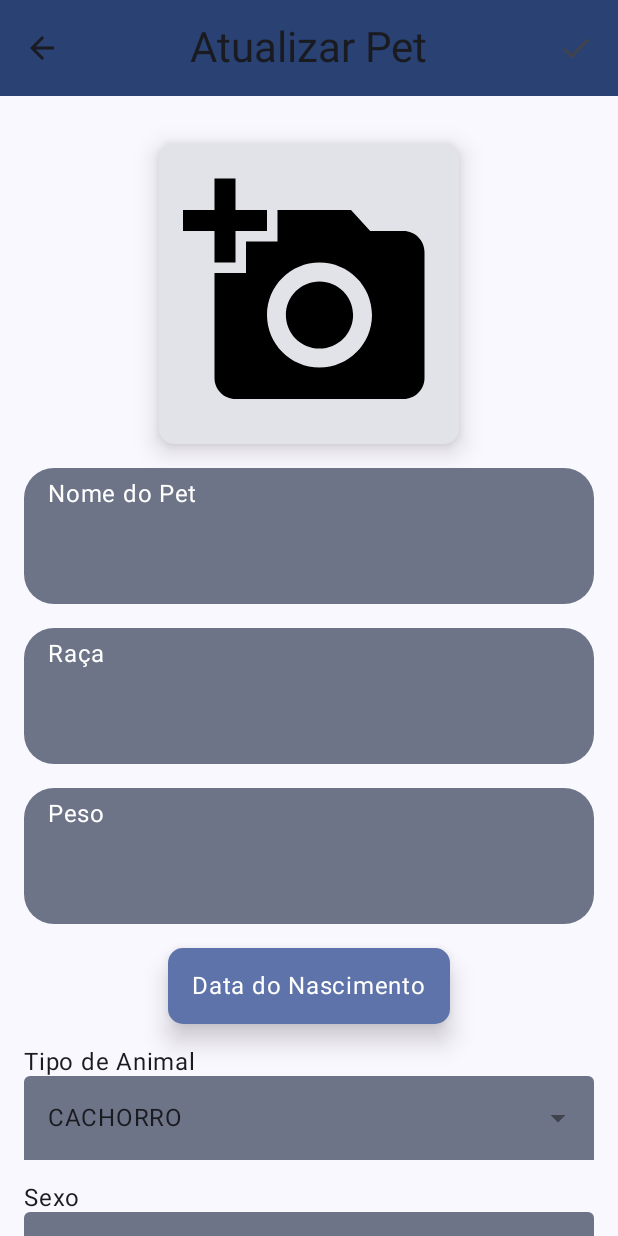
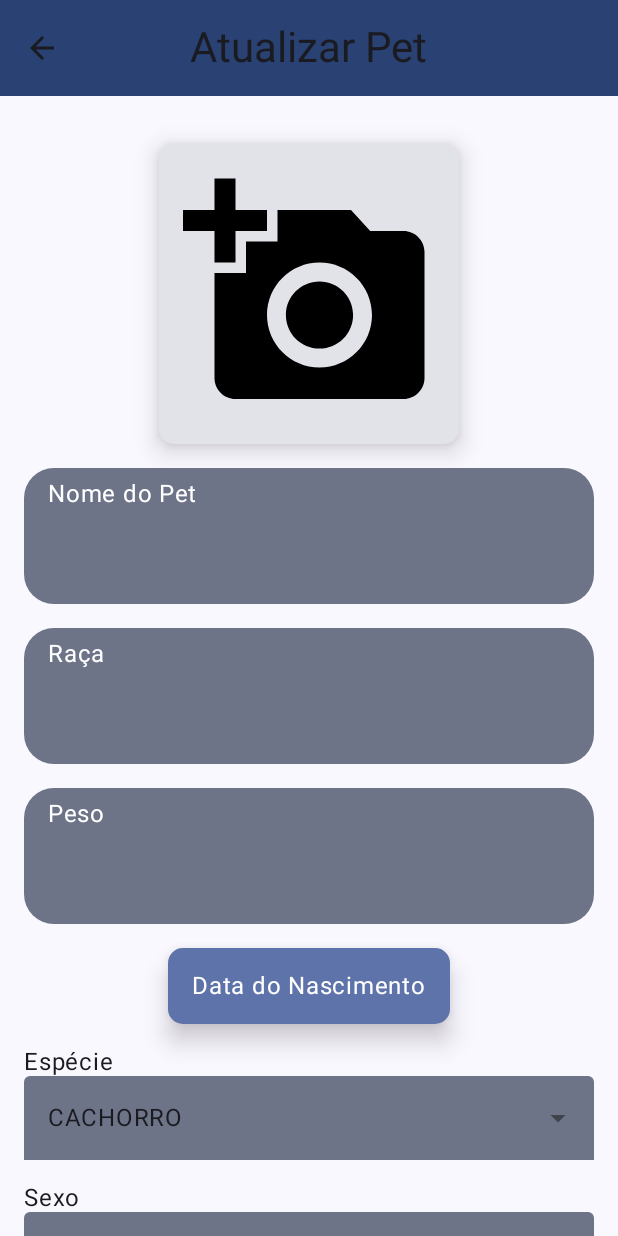
Before and after one commit to biduzilla/meu_pet, an Android app built with Jetpack Compose: the composable ConfigScreen shown on its own in the app's theme, on a phone screen of 412 x 824 dp. Run offline under Robolectric (Android 15) with nearby library versions, the phone set to English and light mode, and no system bars.

Commit message:
config screen atualizada

```diff
--- a/app/src/main/java/com/ricky/meupet/presentation/config/ConfigEvents.kt
+++ b/app/src/main/java/com/ricky/meupet/presentation/config/ConfigEvents.kt
@@ -8,6 +8,8 @@ import com.ricky.meupet.domain.model.tipos.AnimalTipo
 sealed interface ConfigEvents{
     object AddPet : ConfigEvents
     object ShowDataPicker : ConfigEvents
+    object ShowDialog : ConfigEvents
+    object DismissDialog : ConfigEvents
     data class OnChangeNome(val nome: String) : ConfigEvents
     data class OnChangeTipo(val tipo: AnimalTipo) : ConfigEvents
     data class OnChangeRaca(val raca: String) : ConfigEvents
--- a/app/src/main/java/com/ricky/meupet/presentation/config/ConfigScreen.kt
+++ b/app/src/main/java/com/ricky/meupet/presentation/config/ConfigScreen.kt
@@ -19,7 +19,7 @@ import androidx.compose.foundation.verticalScroll
 import androidx.compose.material.icons.Icons
 import androidx.compose.material.icons.filled.AddAPhoto
 import androidx.compose.material.icons.filled.ArrowBack
-import androidx.compose.material.icons.filled.Done
+import androidx.compose.material3.Button
 import androidx.compose.material3.Card
 import androidx.compose.material3.CardDefaults
 import androidx.compose.material3.CenterAlignedTopAppBar
@@ -74,14 +74,17 @@ fun ConfigScreen(
     }
 
     Scaffold(topBar = {
-        CenterAlignedTopAppBar(colors = TopAppBarDefaults.centerAlignedTopAppBarColors(
+        CenterAlignedTopAppBar(
+            colors = TopAppBarDefaults.centerAlignedTopAppBarColors(
                 containerColor = MaterialTheme.colorScheme.primary
-        ), title = {
+            ),
+            title = {
                 Text(
                     text = stringResource(id = R.string.update_pet),
                     style = MaterialTheme.typography.headlineMedium
                 )
-        }, navigationIcon = {
+            },
+            navigationIcon = {
                 IconButton(onClick = { navController.popBackStack() }) {
                     Icon(
                         imageVector = Icons.Filled.ArrowBack,
@@ -89,17 +92,17 @@ fun ConfigScreen(
                     )
                 }
             },
-            actions = {
-                IconButton(onClick = {
-                    onEvent(ConfigEvents.AddPet)
-
-                }) {
-                    Icon(
-                        imageVector = Icons.Filled.Done,
-                        contentDescription = stringResource(id = R.string.salvar_pet)
-                    )
-                }
-            }
+//            actions = {
+//                IconButton(onClick = {
+//                    onEvent(ConfigEvents.AddPet)
+//
+//                }) {
+//                    Icon(
+//                        imageVector = Icons.Filled.Done,
+//                        contentDescription = stringResource(id = R.string.salvar_pet)
+//                    )
+//                }
+//            }
         )
     }) { paddingValues ->
         Column(
@@ -214,6 +217,29 @@ fun ConfigScreen(
                 list = AnimalGenero.values(),
                 onChange = { onEvent(ConfigEvents.OnChangeGenero(it)) }
             )
+
+            Spacer(modifier = Modifier.height(16.dp))
+            Button(onClick = { onEvent(ConfigEvents.AddPet) }) {
+                Text(
+                    text = stringResource(id = R.string.update_pet),
+                    style = MaterialTheme.typography.bodyLarge,
+                    textAlign = TextAlign.Start,
+                    modifier = Modifier.fillMaxWidth()
+                )
+            }
+            Spacer(modifier = Modifier.height(16.dp))
+
+            Button(modifier = Modifier.fillMaxWidth(),
+                onClick = { onEvent(ConfigEvents.AddPet) }) {
+                Text(
+                    text = stringResource(id = R.string.update_pet),
+                    style = MaterialTheme.typography.bodyLarge,
+                    textAlign = TextAlign.Start,
+                    modifier = Modifier
+                        .fillMaxWidth()
+                        .padding(8.dp)
+                )
+            }
             Spacer(modifier = Modifier.height(50.dp))
         }
     }
--- a/app/src/main/java/com/ricky/meupet/presentation/config/ConfigViewModel.kt
+++ b/app/src/main/java/com/ricky/meupet/presentation/config/ConfigViewModel.kt
@@ -8,6 +8,7 @@ import androidx.lifecycle.ViewModel
 import androidx.lifecycle.viewModelScope
 import com.ricky.meupet.common.Constants
 import com.ricky.meupet.common.calculateAgeAndMonths
+import com.ricky.meupet.common.convertToDate
 import com.ricky.meupet.common.convertToString
 import com.ricky.meupet.common.saveImageToInternalStorage
 import com.ricky.meupet.domain.model.Pet
@@ -48,7 +49,7 @@ class ConfigViewModel @Inject constructor(
                 it.copy(
                     nome = pet.nome,
                     idade = pet.idade,
-                    nascimento = pet.idade,
+                    nascimento = calculateAgeAndMonths(pet.nascimento.convertToDate()!!),
                     pathFoto = pet.pathFoto,
                     tipo = pet.tipo,
                     raca = pet.raca,
--- a/app/src/main/res/values/strings.xml
+++ b/app/src/main/res/values/strings.xml
@@ -2,6 +2,7 @@
     <string name="app_name">Meu Pet</string>
     <string name="cadastrar_pet">Cadastrar Pet</string>
     <string name="update_pet">Atualizar Pet</string>
+    <string name="apagar_pet">Apagar Pet</string>
     <string name="meus_pets">Meus Pets</string>
     <string name="nome">Nome do Pet</string>
     <string name="nome_vacina">Nome da Vacina</string>
@@ -33,6 +34,6 @@
     <string name="salva">Salvar</string>
     <string name="campo_obrigatorio">Campo Obrigatório</string>
     <string name="voltar">Voltar</string>
-    <string name="tipo_animal">Tipo de Animal</string>
+    <string name="tipo_animal">Espécie</string>
     <string name="escolher_data">Escolher uma data</string>
 </resources>
```
Also changed, not shown: app/src/main/java/com/ricky/meupet/presentation/home/HomeViewModel.kt (+11 -3 lines), app/src/main/java/com/ricky/meupet/presentation/medicamentos/MedicamentosScreen.kt (+0 -11 lines), app/src/main/java/com/ricky/meupet/presentation/meus_pets/components/CardAddPet.kt (+2 -7 lines). Lines whose indentation alone changed are shown as unchanged.
